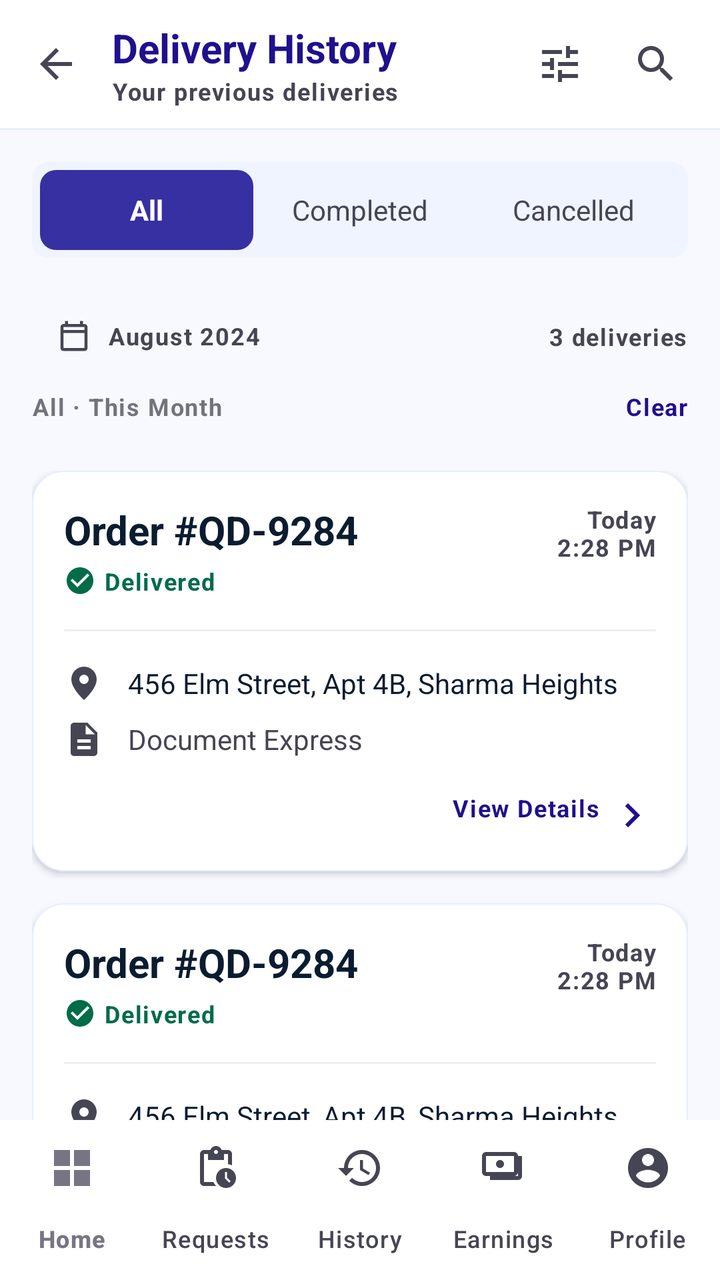
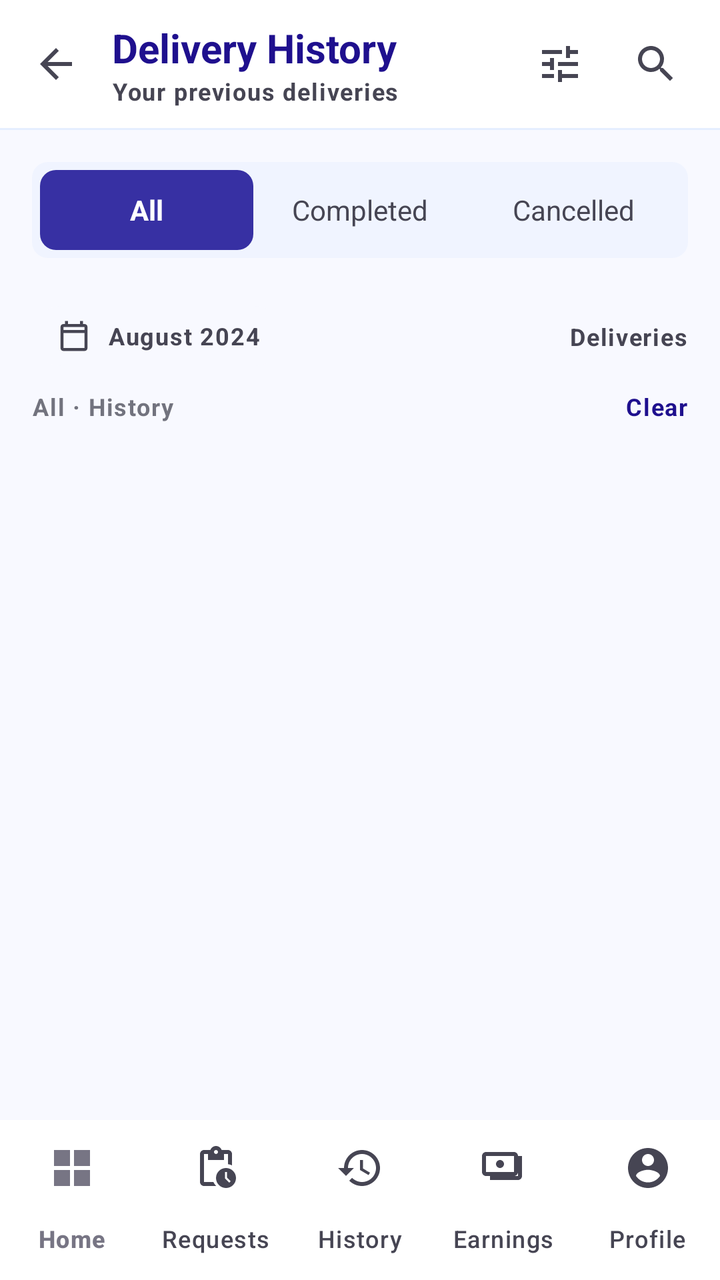

An Android layout rendered at two revisions. The XML below is the earlier revision; the diff shows what the commit changed to produce the second picture.
<!-- AndroidManifest.xml: application theme Theme.Quick_Drop -->
<!-- res/layout/fragment_delivery_history_partner.xml -->
<?xml version="1.0" encoding="utf-8"?>
<androidx.constraintlayout.widget.ConstraintLayout xmlns:android="http://schemas.android.com/apk/res/android"
    xmlns:app="http://schemas.android.com/apk/res-auto"
    xmlns:tools="http://schemas.android.com/tools"
    android:layout_width="match_parent"
    android:layout_height="match_parent"
    android:background="@color/vf_background">

    <com.google.android.material.appbar.AppBarLayout
        android:id="@+id/appBarLayout"
        android:layout_width="match_parent"
        android:layout_height="wrap_content"
        android:background="@color/white"
        android:fitsSystemWindows="true"
        app:elevation="0dp"
        app:layout_constraintTop_toTopOf="parent">

        <com.google.android.material.appbar.MaterialToolbar
            android:id="@+id/toolbar"
            android:layout_width="match_parent"
            android:layout_height="?attr/actionBarSize"
            app:navigationIcon="@drawable/ic_arrow_back"
            app:navigationIconTint="@color/vf_on_surface_variant">

            <LinearLayout
                android:layout_width="wrap_content"
                android:layout_height="wrap_content"
                android:orientation="vertical">

                <TextView
                    style="@style/Stitch.Typography.TitleLarge"
                    android:layout_width="wrap_content"
                    android:layout_height="wrap_content"
                    android:text="Delivery History"
                    android:textColor="@color/vf_primary"
                    android:textStyle="bold" />

                <TextView
                    style="@style/Stitch.Typography.LabelMedium"
                    android:layout_width="wrap_content"
                    android:layout_height="wrap_content"
                    android:text="Your previous deliveries"
                    android:textAllCaps="false"
                    android:textColor="@color/vf_on_surface_variant" />
            </LinearLayout>

            <LinearLayout
                android:layout_width="wrap_content"
                android:layout_height="wrap_content"
                android:layout_gravity="end"
                android:orientation="horizontal"
                android:paddingEnd="8dp">

                <ImageButton
                    android:layout_width="48dp"
                    android:layout_height="48dp"
                    android:background="?attr/selectableItemBackgroundBorderless"
                    app:srcCompat="@drawable/ic_tune"
                    app:tint="@color/vf_on_surface_variant" />

                <ImageButton
                    android:layout_width="48dp"
                    android:layout_height="48dp"
                    android:background="?attr/selectableItemBackgroundBorderless"
                    app:srcCompat="@drawable/ic_search"
                    app:tint="@color/vf_on_surface_variant" />
            </LinearLayout>
        </com.google.android.material.appbar.MaterialToolbar>

        <View
            android:layout_width="match_parent"
            android:layout_height="1dp"
            android:background="@color/vf_surface_container" />
    </com.google.android.material.appbar.AppBarLayout>

    <androidx.core.widget.NestedScrollView
        android:layout_width="0dp"
        android:layout_height="0dp"
        android:fillViewport="true"
        android:clipToPadding="false"
        app:layout_constraintBottom_toTopOf="@id/bottom_navigation"
        app:layout_constraintEnd_toEndOf="parent"
        app:layout_constraintStart_toStartOf="parent"
        app:layout_constraintTop_toBottomOf="@id/appBarLayout">

        <LinearLayout
            android:layout_width="match_parent"
            android:layout_height="wrap_content"
            android:orientation="vertical"
            android:paddingHorizontal="@dimen/stitch_margin_mobile"
            android:paddingTop="@dimen/stitch_md"
            android:paddingBottom="24dp">

            
            <LinearLayout
                android:layout_width="match_parent"
                android:layout_height="48dp"
                android:background="@drawable/shape_rounded_md"
                android:backgroundTint="#F0F4FF"
                android:orientation="horizontal"
                android:padding="4dp">

                <TextView
                    android:layout_width="0dp"
                    android:layout_height="match_parent"
                    android:layout_weight="1"
                    android:background="@drawable/shape_rounded_md"
                    android:backgroundTint="@color/vf_primary_container"
                    android:gravity="center"
                    android:text="All"
                    android:textColor="@color/white"
                    android:textStyle="bold" />

                <TextView
                    android:layout_width="0dp"
                    android:layout_height="match_parent"
                    android:layout_weight="1"
                    android:gravity="center"
                    android:text="Completed"
                    android:textColor="@color/vf_on_surface_variant" />

                <TextView
                    android:layout_width="0dp"
                    android:layout_height="match_parent"
                    android:layout_weight="1"
                    android:gravity="center"
                    android:text="Cancelled"
                    android:textColor="@color/vf_on_surface_variant" />
            </LinearLayout>

            <androidx.constraintlayout.widget.ConstraintLayout
                android:layout_width="match_parent"
                android:layout_height="wrap_content"
                android:layout_marginTop="@dimen/stitch_lg">

                <LinearLayout
                    android:id="@+id/llCalendar"
                    android:layout_width="wrap_content"
                    android:layout_height="wrap_content"
                    android:background="@drawable/shape_pill_white"
                    android:backgroundTint="#F8F9FF"
                    android:gravity="center_vertical"
                    android:orientation="horizontal"
                    android:paddingHorizontal="12dp"
                    android:paddingVertical="6dp"
                    app:layout_constraintStart_toStartOf="parent"
                    app:layout_constraintTop_toTopOf="parent"
                    app:strokeColor="@color/vf_outline_variant"
                    app:strokeWidth="0.5dp">

                    <ImageView
                        android:layout_width="18dp"
                        android:layout_height="18dp"
                        app:srcCompat="@drawable/ic_calendar"
                        app:tint="@color/vf_on_surface_variant" />

                    <TextView
                        style="@style/Stitch.Typography.LabelMedium"
                        android:layout_width="wrap_content"
                        android:layout_height="wrap_content"
                        android:layout_marginStart="8dp"
                        android:text="August 2024"
                        android:textAllCaps="false"
                        android:textColor="@color/vf_on_surface_variant" />
                </LinearLayout>

                <TextView
                    style="@style/Stitch.Typography.LabelMedium"
                    android:layout_width="wrap_content"
                    android:layout_height="wrap_content"
                    android:text="3 deliveries"
                    android:textAllCaps="false"
                    android:textColor="@color/vf_on_surface_variant"
                    app:layout_constraintBottom_toBottomOf="@id/llCalendar"
                    app:layout_constraintEnd_toEndOf="parent"
                    app:layout_constraintTop_toTopOf="@id/llCalendar" />

                <TextView
                    style="@style/Stitch.Typography.LabelMedium"
                    android:layout_width="wrap_content"
                    android:layout_height="wrap_content"
                    android:layout_marginTop="12dp"
                    android:text="All · This Month"
                    android:textAllCaps="false"
                    android:textColor="@color/vf_on_surface_variant"
                    android:alpha="0.75"
                    app:layout_constraintStart_toStartOf="parent"
                    app:layout_constraintTop_toBottomOf="@id/llCalendar" />

                <TextView
                    android:id="@+id/btnClear"
                    style="@style/Stitch.Typography.LabelMedium"
                    android:layout_width="wrap_content"
                    android:layout_height="wrap_content"
                    android:text="Clear"
                    android:textAllCaps="false"
                    android:textColor="@color/vf_primary"
                    android:textStyle="bold"
                    app:layout_constraintBottom_toBottomOf="parent"
                    app:layout_constraintEnd_toEndOf="parent" />

            </androidx.constraintlayout.widget.ConstraintLayout>

            <LinearLayout
                android:id="@+id/llHistory"
                android:layout_width="match_parent"
                android:layout_height="wrap_content"
                android:layout_marginTop="@dimen/stitch_lg"
                android:orientation="vertical">

                <include layout="@layout/item_delivery_history" />

                <include layout="@layout/item_delivery_history" />

                <include layout="@layout/item_delivery_history" />
            </LinearLayout>

        </LinearLayout>
    </androidx.core.widget.NestedScrollView>

    <com.google.android.material.bottomnavigation.BottomNavigationView
        android:id="@+id/bottom_navigation"
        style="@style/Theme.Quick_Drop.BottomNav"
        android:layout_width="match_parent"
        android:layout_height="wrap_content"
        android:background="@color/white"
        app:itemIconTint="@color/bottom_nav_icon_selector"
        app:itemTextColor="@color/bottom_nav_text_selector"
        app:labelVisibilityMode="labeled"
        app:layout_constraintBottom_toBottomOf="parent"
        app:menu="@menu/bottom_nav_partner" />

</androidx.constraintlayout.widget.ConstraintLayout>
<!-- res/layout/item_delivery_history.xml (included above) -->
<?xml version="1.0" encoding="utf-8"?>
<com.google.android.material.card.MaterialCardView xmlns:android="http://schemas.android.com/apk/res/android"
    xmlns:app="http://schemas.android.com/apk/res-auto"
    style="@style/Stitch.Card.Level1"
    android:layout_width="match_parent"
    android:layout_height="wrap_content"
    android:layout_marginBottom="@dimen/stitch_md"
    app:cardBackgroundColor="@color/white"
    app:cardElevation="2dp"
    app:strokeColor="@color/vf_surface_container"
    app:strokeWidth="0.5dp">

    <LinearLayout
        android:layout_width="match_parent"
        android:layout_height="wrap_content"
        android:orientation="vertical"
        android:padding="@dimen/stitch_md">

        <androidx.constraintlayout.widget.ConstraintLayout
            android:layout_width="match_parent"
            android:layout_height="wrap_content">

            <LinearLayout
                android:layout_width="0dp"
                android:layout_height="wrap_content"
                android:orientation="vertical"
                app:layout_constraintEnd_toStartOf="@id/tvDateTime"
                app:layout_constraintStart_toStartOf="parent"
                app:layout_constraintTop_toTopOf="parent">

                <TextView
                    android:id="@+id/tvOrderNum"
                    style="@style/Stitch.Typography.TitleLarge"
                    android:layout_width="wrap_content"
                    android:layout_height="wrap_content"
                    android:text="Order #QD-9284"
                    android:textColor="@color/vf_on_surface"
                    android:textStyle="bold" />

                <LinearLayout
                    android:layout_width="wrap_content"
                    android:layout_height="wrap_content"
                    android:layout_marginTop="4dp"
                    android:gravity="center_vertical"
                    android:orientation="horizontal">

                    <ImageView
                        android:id="@+id/ivStatusIcon"
                        android:layout_width="16dp"
                        android:layout_height="16dp"
                        app:srcCompat="@drawable/ic_check_circle"
                        app:tint="@color/vf_secondary" />

                    <TextView
                        android:id="@+id/tvStatusText"
                        style="@style/Stitch.Typography.LabelMedium"
                        android:layout_width="wrap_content"
                        android:layout_height="wrap_content"
                        android:layout_marginStart="4dp"
                        android:text="Delivered"
                        android:textAllCaps="false"
                        android:textColor="@color/vf_secondary" />
                </LinearLayout>
            </LinearLayout>

            <TextView
                android:id="@+id/tvDateTime"
                style="@style/Stitch.Typography.LabelMedium"
                android:layout_width="wrap_content"
                android:layout_height="wrap_content"
                android:gravity="end"
                android:text="Today\n2:28 PM"
                android:textAllCaps="false"
                android:textColor="@color/vf_on_surface_variant"
                app:layout_constraintEnd_toEndOf="parent"
                app:layout_constraintTop_toTopOf="parent" />
        </androidx.constraintlayout.widget.ConstraintLayout>

        <View
            android:layout_width="match_parent"
            android:layout_height="1dp"
            android:layout_marginVertical="@dimen/stitch_md"
            android:alpha="0.3"
            android:background="@color/vf_outline_variant" />

        <LinearLayout
            android:layout_width="match_parent"
            android:layout_height="wrap_content"
            android:gravity="center_vertical"
            android:orientation="horizontal">

            <ImageView
                android:layout_width="20dp"
                android:layout_height="20dp"
                app:srcCompat="@drawable/ic_location"
                app:tint="@color/vf_on_surface_variant" />

            <TextView
                android:id="@+id/tvAddress"
                style="@style/Stitch.Typography.BodyMedium"
                android:layout_width="wrap_content"
                android:layout_height="wrap_content"
                android:layout_marginStart="12dp"
                android:text="456 Elm Street, Apt 4B, Sharma Heights"
                android:textColor="@color/vf_on_surface" />
        </LinearLayout>

        <LinearLayout
            android:layout_width="match_parent"
            android:layout_height="wrap_content"
            android:layout_marginTop="8dp"
            android:gravity="center_vertical"
            android:orientation="horizontal">

            <ImageView
                android:layout_width="20dp"
                android:layout_height="20dp"
                app:srcCompat="@drawable/ic_description"
                app:tint="@color/vf_on_surface_variant" />

            <TextView
                android:id="@+id/tvPackage"
                style="@style/Stitch.Typography.BodyMedium"
                android:layout_width="wrap_content"
                android:layout_height="wrap_content"
                android:layout_marginStart="12dp"
                android:text="Document Express"
                android:textColor="@color/vf_on_surface_variant" />
        </LinearLayout>

        <TextView
            android:id="@+id/btnViewDetails"
            style="@style/Stitch.Typography.LabelMedium"
            android:layout_width="wrap_content"
            android:layout_height="wrap_content"
            android:layout_gravity="end"
            android:layout_marginTop="@dimen/stitch_md"
            android:drawableEnd="@drawable/ic_chevron_right"
            android:drawablePadding="4dp"
            android:text="View Details"
            android:textAllCaps="false"
            android:textColor="@color/vf_primary"
            app:drawableTint="@color/vf_primary" />

    </LinearLayout>
</com.google.android.material.card.MaterialCardView>
<!-- resources referenced by this layout -->
<resources>
  <color name="vf_background">#f8f9ff</color>
  <color name="vf_on_surface">#0b1c30</color>
  <color name="vf_on_surface_variant">#464553</color>
  <color name="vf_outline_variant">#c8c4d5</color>
  <color name="vf_primary">#1f108e</color>
  <color name="vf_primary_container">#3730a3</color>
  <color name="vf_secondary">#006c49</color>
  <color name="vf_surface_container">#e5eeff</color>
  <color name="white">#ffffff</color>
  <dimen name="stitch_lg">24dp</dimen>
  <dimen name="stitch_margin_mobile">16dp</dimen>
  <dimen name="stitch_md">16dp</dimen>
  <!-- drawable ic_check_circle (drawable) -->
  <vector xmlns:android="http://schemas.android.com/apk/res/android"
      android:width="24dp"
      android:height="24dp"
      android:viewportWidth="24"
      android:viewportHeight="24">
    <path
        android:fillColor="#006c49"
        android:pathData="M12,2C6.48,2 2,6.48 2,12s4.48,10 10,10 10,-4.48 10,-10S17.52,2 12,2zm-2,15l-5,-5 1.41,-1.41L10,14.17l7.59,-7.59L19,8l-9,9z"/>
  </vector>
  <!-- drawable ic_chevron_right (drawable) -->
  <vector xmlns:android="http://schemas.android.com/apk/res/android"
      android:width="24dp"
      android:height="24dp"
      android:viewportWidth="24"
      android:viewportHeight="24">
    <path
        android:fillColor="#777584"
        android:pathData="M10,6L8.59,7.41L13.17,12l-4.58,4.59L10,18l6,-6L10,6z"/>
  </vector>
  <!-- drawable ic_description (drawable) -->
  <vector xmlns:android="http://schemas.android.com/apk/res/android"
      android:width="24dp"
      android:height="24dp"
      android:viewportWidth="24"
      android:viewportHeight="24">
    <path
        android:fillColor="#1f108e"
        android:pathData="M14,2H6C4.9,2 4,2.9 4,4v16c0,1.1 0.89,2 1.99,2H18c1.1,0 2,-0.9 2,-2V8l-6,-6zm2,16H8v-2h8v2zm0,-4H8v-2h8v2zm-3,-5V3.5L18.5,9H13z"/>
  </vector>
  <!-- drawable ic_location (drawable) -->
  <vector xmlns:android="http://schemas.android.com/apk/res/android"
      android:width="24dp"
      android:height="24dp"
      android:viewportWidth="24"
      android:viewportHeight="24">
    <path
        android:fillColor="#1f108e"
        android:pathData="M12,2c-4.2,0 -7.6,3.4 -7.6,7.6 0,5.7 7.6,12.4 7.6,12.4s7.6,-6.7 7.6,-12.4C19.6,5.4 16.2,2 12,2zm0,10.4c-1.5,0 -2.8,-1.3 -2.8,-2.8S10.5,6.8 12,6.8s2.8,1.3 2.8,2.8 -1.3,2.8 -2.8,2.8z"/>
  </vector>
  <style name="Stitch.Card.Level1" parent="Widget.Material3.CardView.Elevated">
          <item name="cardBackgroundColor">@color/vf_surface_container_lowest</item>
          <item name="cardCornerRadius">@dimen/stitch_rounded_lg</item>
          <item name="cardElevation">2dp</item>
          <item name="strokeColor">@color/vf_outline_variant</item>
          <item name="strokeWidth">0.5dp</item>
      </style>
  <style name="Stitch.Typography.BodyMedium">
          <item name="android:textSize">14sp</item>
          <item name="android:textColor">@color/vf_on_surface_variant</item>
      </style>
  <style name="Theme.Quick_Drop.BottomNav" parent="Widget.Material3.BottomNavigationView">
          <item name="materialThemeOverlay">@style/ThemeOverlay.App.BottomNav</item>
      </style>
  <style name="Theme.Quick_Drop" parent="Base.Theme.Quick_Drop" />
  <color name="vf_surface_container_lowest">#ffffff</color>
  <dimen name="stitch_rounded_lg">16dp</dimen>
  <color name="vf_outline">#777584</color>
  <color name="vf_on_background">#0b1c30</color>
  <color name="vf_on_primary">#ffffff</color>
  <color name="vf_on_primary_container">#a9a7ff</color>
  <color name="vf_on_secondary">#ffffff</color>
  <color name="vf_secondary_container">#6cf8bb</color>
  <color name="vf_on_secondary_container">#00714d</color>
  <color name="vf_tertiary">#422700</color>
  <color name="vf_on_tertiary">#ffffff</color>
  <color name="vf_tertiary_container">#603b00</color>
  <color name="vf_on_tertiary_container">#f49d09</color>
  <color name="vf_surface">#f8f9ff</color>
  <color name="vf_surface_variant">#d3e4fe</color>
  <color name="vf_error">#ba1a1a</color>
  <color name="vf_on_error">#ffffff</color>
  <!-- unchanged entries left out for length: 11 -->
</resources>

<!-- the commit's change to res/layout/fragment_delivery_history_partner.xml (unified diff, before → after) -->
@@ -56,14 +56,16 @@
                     android:layout_height="48dp"
                     android:background="?attr/selectableItemBackgroundBorderless"
                     app:srcCompat="@drawable/ic_tune"
-                    app:tint="@color/vf_on_surface_variant" />
+                    app:tint="@color/vf_on_surface_variant"
+                    android:contentDescription="Filter" />
 
                 <ImageButton
                     android:layout_width="48dp"
                     android:layout_height="48dp"
                     android:background="?attr/selectableItemBackgroundBorderless"
                     app:srcCompat="@drawable/ic_search"
-                    app:tint="@color/vf_on_surface_variant" />
+                    app:tint="@color/vf_on_surface_variant"
+                    android:contentDescription="Search" />
             </LinearLayout>
         </com.google.android.material.appbar.MaterialToolbar>
 
@@ -152,7 +154,8 @@
                         android:layout_width="18dp"
                         android:layout_height="18dp"
                         app:srcCompat="@drawable/ic_calendar"
-                        app:tint="@color/vf_on_surface_variant" />
+                        app:tint="@color/vf_on_surface_variant"
+                        android:contentDescription="Calendar" />
 
                     <TextView
                         style="@style/Stitch.Typography.LabelMedium"
@@ -168,7 +171,7 @@
                     style="@style/Stitch.Typography.LabelMedium"
                     android:layout_width="wrap_content"
                     android:layout_height="wrap_content"
-                    android:text="3 deliveries"
+                    android:text="Deliveries"
                     android:textAllCaps="false"
                     android:textColor="@color/vf_on_surface_variant"
                     app:layout_constraintBottom_toBottomOf="@id/llCalendar"
@@ -180,7 +183,7 @@
                     android:layout_width="wrap_content"
                     android:layout_height="wrap_content"
                     android:layout_marginTop="12dp"
-                    android:text="All · This Month"
+                    android:text="All · History"
                     android:textAllCaps="false"
                     android:textColor="@color/vf_on_surface_variant"
                     android:alpha="0.75"
@@ -206,14 +209,7 @@
                 android:layout_width="match_parent"
                 android:layout_height="wrap_content"
                 android:layout_marginTop="@dimen/stitch_lg"
-                android:orientation="vertical">
-
-                <include layout="@layout/item_delivery_history" />
-
-                <include layout="@layout/item_delivery_history" />
-
-                <include layout="@layout/item_delivery_history" />
-            </LinearLayout>
+                android:orientation="vertical" />
 
         </LinearLayout>
     </androidx.core.widget.NestedScrollView>
@@ -231,150 +227,3 @@
         app:menu="@menu/bottom_nav_partner" />
 
 </androidx.constraintlayout.widget.ConstraintLayout>
-<!-- res/layout/item_delivery_history.xml (included above) -->
-<?xml version="1.0" encoding="utf-8"?>
-<com.google.android.material.card.MaterialCardView xmlns:android="http://schemas.android.com/apk/res/android"
-    xmlns:app="http://schemas.android.com/apk/res-auto"
-    style="@style/Stitch.Card.Level1"
-    android:layout_width="match_parent"
-    android:layout_height="wrap_content"
-    android:layout_marginBottom="@dimen/stitch_md"
-    app:cardBackgroundColor="@color/white"
-    app:cardElevation="2dp"
-    app:strokeColor="@color/vf_surface_container"
-    app:strokeWidth="0.5dp">
-
-    <LinearLayout
-        android:layout_width="match_parent"
-        android:layout_height="wrap_content"
-        android:orientation="vertical"
-        android:padding="@dimen/stitch_md">
-
-        <androidx.constraintlayout.widget.ConstraintLayout
-            android:layout_width="match_parent"
-            android:layout_height="wrap_content">
-
-            <LinearLayout
-                android:layout_width="0dp"
-                android:layout_height="wrap_content"
-                android:orientation="vertical"
-                app:layout_constraintEnd_toStartOf="@id/tvDateTime"
-                app:layout_constraintStart_toStartOf="parent"
-                app:layout_constraintTop_toTopOf="parent">
-
-                <TextView
-                    android:id="@+id/tvOrderNum"
-                    style="@style/Stitch.Typography.TitleLarge"
-                    android:layout_width="wrap_content"
-                    android:layout_height="wrap_content"
-                    android:text="Order #QD-9284"
-                    android:textColor="@color/vf_on_surface"
-                    android:textStyle="bold" />
-
-                <LinearLayout
-                    android:layout_width="wrap_content"
-                    android:layout_height="wrap_content"
-                    android:layout_marginTop="4dp"
-                    android:gravity="center_vertical"
-                    android:orientation="horizontal">
-
-                    <ImageView
-                        android:id="@+id/ivStatusIcon"
-                        android:layout_width="16dp"
-                        android:layout_height="16dp"
-                        app:srcCompat="@drawable/ic_check_circle"
-                        app:tint="@color/vf_secondary" />
-
-                    <TextView
-                        android:id="@+id/tvStatusText"
-                        style="@style/Stitch.Typography.LabelMedium"
-                        android:layout_width="wrap_content"
-                        android:layout_height="wrap_content"
-                        android:layout_marginStart="4dp"
-                        android:text="Delivered"
-                        android:textAllCaps="false"
-                        android:textColor="@color/vf_secondary" />
-                </LinearLayout>
-            </LinearLayout>
-
-            <TextView
-                android:id="@+id/tvDateTime"
-                style="@style/Stitch.Typography.LabelMedium"
-                android:layout_width="wrap_content"
-                android:layout_height="wrap_content"
-                android:gravity="end"
-                android:text="Today\n2:28 PM"
-                android:textAllCaps="false"
-                android:textColor="@color/vf_on_surface_variant"
-                app:layout_constraintEnd_toEndOf="parent"
-                app:layout_constraintTop_toTopOf="parent" />
-        </androidx.constraintlayout.widget.ConstraintLayout>
-
-        <View
-            android:layout_width="match_parent"
-            android:layout_height="1dp"
-            android:layout_marginVertical="@dimen/stitch_md"
-            android:alpha="0.3"
-            android:background="@color/vf_outline_variant" />
-
-        <LinearLayout
-            android:layout_width="match_parent"
-            android:layout_height="wrap_content"
-            android:gravity="center_vertical"
-            android:orientation="horizontal">
-
-            <ImageView
-                android:layout_width="20dp"
-                android:layout_height="20dp"
-                app:srcCompat="@drawable/ic_location"
-                app:tint="@color/vf_on_surface_variant" />
-
-            <TextView
-                android:id="@+id/tvAddress"
-                style="@style/Stitch.Typography.BodyMedium"
-                android:layout_width="wrap_content"
-                android:layout_height="wrap_content"
-                android:layout_marginStart="12dp"
-                android:text="456 Elm Street, Apt 4B, Sharma Heights"
-                android:textColor="@color/vf_on_surface" />
-        </LinearLayout>
-
-        <LinearLayout
-            android:layout_width="match_parent"
-            android:layout_height="wrap_content"
-            android:layout_marginTop="8dp"
-            android:gravity="center_vertical"
-            android:orientation="horizontal">
-
-            <ImageView
-                android:layout_width="20dp"
-                android:layout_height="20dp"
-                app:srcCompat="@drawable/ic_description"
-                app:tint="@color/vf_on_surface_variant" />
-
-            <TextView
-                android:id="@+id/tvPackage"
-                style="@style/Stitch.Typography.BodyMedium"
-                android:layout_width="wrap_content"
-                android:layout_height="wrap_content"
-                android:layout_marginStart="12dp"
-                android:text="Document Express"
-                android:textColor="@color/vf_on_surface_variant" />
-        </LinearLayout>
-
-        <TextView
-            android:id="@+id/btnViewDetails"
-            style="@style/Stitch.Typography.LabelMedium"
-            android:layout_width="wrap_content"
-            android:layout_height="wrap_content"
-            android:layout_gravity="end"
-            android:layout_marginTop="@dimen/stitch_md"
-            android:drawableEnd="@drawable/ic_chevron_right"
-            android:drawablePadding="4dp"
-            android:text="View Details"
-            android:textAllCaps="false"
-            android:textColor="@color/vf_primary"
-            app:drawableTint="@color/vf_primary" />
-
-    </LinearLayout>
-</com.google.android.material.card.MaterialCardView>
<!-- resource entries referenced after the edit -->
@@ -12,63 +12,10 @@
   <dimen name="stitch_lg">24dp</dimen>
   <dimen name="stitch_margin_mobile">16dp</dimen>
   <dimen name="stitch_md">16dp</dimen>
-  <!-- drawable ic_check_circle (drawable) -->
-  <vector xmlns:android="http://schemas.android.com/apk/res/android"
-      android:width="24dp"
-      android:height="24dp"
-      android:viewportWidth="24"
-      android:viewportHeight="24">
-    <path
-        android:fillColor="#006c49"
-        android:pathData="M12,2C6.48,2 2,6.48 2,12s4.48,10 10,10 10,-4.48 10,-10S17.52,2 12,2zm-2,15l-5,-5 1.41,-1.41L10,14.17l7.59,-7.59L19,8l-9,9z"/>
-  </vector>
-  <!-- drawable ic_chevron_right (drawable) -->
-  <vector xmlns:android="http://schemas.android.com/apk/res/android"
-      android:width="24dp"
-      android:height="24dp"
-      android:viewportWidth="24"
-      android:viewportHeight="24">
-    <path
-        android:fillColor="#777584"
-        android:pathData="M10,6L8.59,7.41L13.17,12l-4.58,4.59L10,18l6,-6L10,6z"/>
-  </vector>
-  <!-- drawable ic_description (drawable) -->
-  <vector xmlns:android="http://schemas.android.com/apk/res/android"
-      android:width="24dp"
-      android:height="24dp"
-      android:viewportWidth="24"
-      android:viewportHeight="24">
-    <path
-        android:fillColor="#1f108e"
-        android:pathData="M14,2H6C4.9,2 4,2.9 4,4v16c0,1.1 0.89,2 1.99,2H18c1.1,0 2,-0.9 2,-2V8l-6,-6zm2,16H8v-2h8v2zm0,-4H8v-2h8v2zm-3,-5V3.5L18.5,9H13z"/>
-  </vector>
-  <!-- drawable ic_location (drawable) -->
-  <vector xmlns:android="http://schemas.android.com/apk/res/android"
-      android:width="24dp"
-      android:height="24dp"
-      android:viewportWidth="24"
-      android:viewportHeight="24">
-    <path
-        android:fillColor="#1f108e"
-        android:pathData="M12,2c-4.2,0 -7.6,3.4 -7.6,7.6 0,5.7 7.6,12.4 7.6,12.4s7.6,-6.7 7.6,-12.4C19.6,5.4 16.2,2 12,2zm0,10.4c-1.5,0 -2.8,-1.3 -2.8,-2.8S10.5,6.8 12,6.8s2.8,1.3 2.8,2.8 -1.3,2.8 -2.8,2.8z"/>
-  </vector>
-  <style name="Stitch.Card.Level1" parent="Widget.Material3.CardView.Elevated">
-          <item name="cardBackgroundColor">@color/vf_surface_container_lowest</item>
-          <item name="cardCornerRadius">@dimen/stitch_rounded_lg</item>
-          <item name="cardElevation">2dp</item>
-          <item name="strokeColor">@color/vf_outline_variant</item>
-          <item name="strokeWidth">0.5dp</item>
-      </style>
-  <style name="Stitch.Typography.BodyMedium">
-          <item name="android:textSize">14sp</item>
-          <item name="android:textColor">@color/vf_on_surface_variant</item>
-      </style>
   <style name="Theme.Quick_Drop.BottomNav" parent="Widget.Material3.BottomNavigationView">
           <item name="materialThemeOverlay">@style/ThemeOverlay.App.BottomNav</item>
       </style>
   <style name="Theme.Quick_Drop" parent="Base.Theme.Quick_Drop" />
-  <color name="vf_surface_container_lowest">#ffffff</color>
-  <dimen name="stitch_rounded_lg">16dp</dimen>
   <color name="vf_outline">#777584</color>
   <color name="vf_on_background">#0b1c30</color>
   <color name="vf_on_primary">#ffffff</color>
